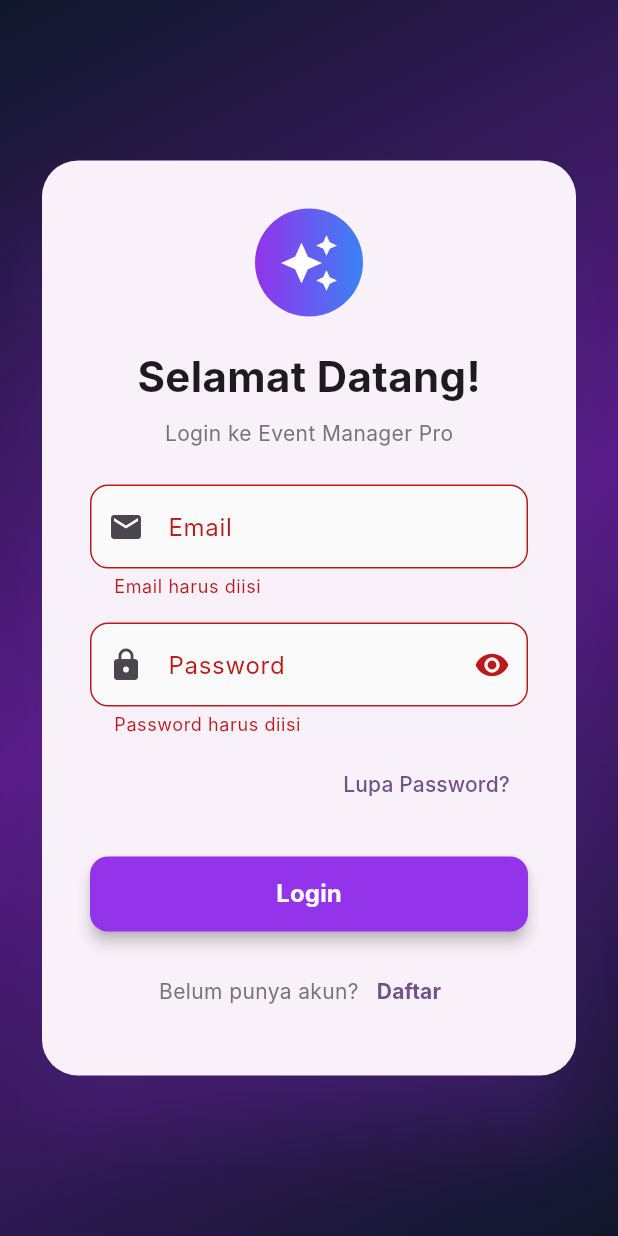
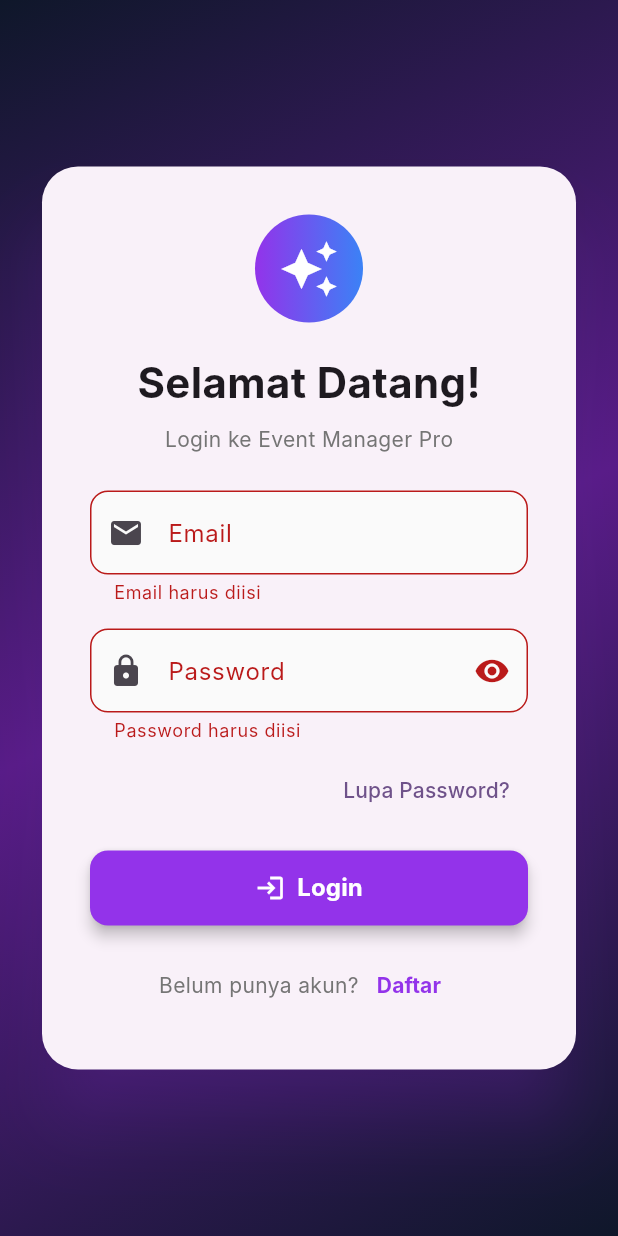
Before and after one commit to ammar12005/UAS_MOBILEPROGRAMING, a Flutter app: the screen it shows after launch, after a tap on "Login", on a phone screen of 412 x 824 dp. Run offline on Flutter 3.47's test engine with Material 3 defaults, Android fonts, the light colour scheme and no system bars; our stand-ins replace qr_flutter, shared_preferences, sqflite; missing offline and left inert: mobile_scanner; accounts and stored records are empty; Roboto replaces fonts that are missing (Inter).

Commit message:
update file

```diff
--- a/lib/main.dart
+++ b/lib/main.dart
@@ -1,5 +1,6 @@
 import 'package:flutter/material.dart';
 import 'package:flutter/foundation.dart';
+import 'package:sqflite/sqflite.dart';
 import 'models.dart';
 import 'storage_service.dart';
 import 'database/database_helper.dart';
@@ -9,7 +10,10 @@ import 'pages/dashboard_page.dart';
 void main() async {
   WidgetsFlutterBinding.ensureInitialized();
 
-  // Initialize SQLite Database
+  // IMPORTANT: Initialize sqflite first
+  await databaseFactory.setDatabasesPath(await getDatabasesPath());
+
+  // Initialize Database
   await _initializeDatabase();
 
   // Buat akun default jika belum ada
--- a/lib/pages/login_page.dart
+++ b/lib/pages/login_page.dart
@@ -1,6 +1,5 @@
 import 'package:flutter/material.dart';
-import 'package:flutter/foundation.dart'; // Tambahkan import ini
-import '../models.dart';
+import 'package:flutter/foundation.dart';
 import '../storage_service.dart';
 import 'dashboard_page.dart';
 import 'register_page.dart';
@@ -38,36 +37,35 @@ class _LoginPageState extends State<LoginPage> {
     });
 
     try {
-      final users = await StorageService.getUsers();
       final email = _emailController.text.trim().toLowerCase();
       final password = _passwordController.text.trim();
 
       // Debug: Print untuk melihat data (hanya di debug mode)
       if (kDebugMode) {
-        debugPrint('=== DEBUG LOGIN ===');
+        debugPrint('═══════════════════════════════════════');
+        debugPrint('DEBUG LOGIN');
+        debugPrint('═══════════════════════════════════════');
         debugPrint('Email input: $email');
         debugPrint('Password input: $password');
-        debugPrint('Total users: ${users.length}');
-
-        for (var u in users) {
-          debugPrint('User: ${u.email} | Password: ${u.password}');
-        }
       }
 
-      final user = users.cast<User?>().firstWhere(
-        (u) => u?.email.toLowerCase() == email && u?.password == password,
-        orElse: () => null,
-      );
+      // Login menggunakan SQLite via StorageService
+      final user = await StorageService.loginUser(email, password);
 
       if (kDebugMode) {
         debugPrint('User found: ${user != null}');
-        debugPrint('===================');
+        if (user != null) {
+          debugPrint('User ID: ${user.id}');
+          debugPrint('User Name: ${user.name}');
+          debugPrint('User Email: ${user.email}');
+        }
+        debugPrint('═══════════════════════════════════════\n');
       }
 
       if (!mounted) return;
 
       if (user != null) {
-        await StorageService.setSession(user);
+        // Session sudah di-set di StorageService.loginUser()
         if (!mounted) return;
 
         Navigator.pushReplacement(
@@ -80,7 +78,7 @@ class _LoginPageState extends State<LoginPage> {
     } catch (e) {
       if (!mounted) return;
       if (kDebugMode) {
-        debugPrint('Error login: $e');
+        debugPrint('❌ Error login: $e');
       }
       setState(() => _errorMessage = "Terjadi kesalahan: ${e.toString()}");
     } finally {
@@ -101,6 +99,7 @@ class _LoginPageState extends State<LoginPage> {
             colors: [Color(0xFF0F172A), Color(0xFF581C87), Color(0xFF0F172A)],
           ),
         ),
+        child: SafeArea(
           child: Center(
             child: SingleChildScrollView(
               padding: const EdgeInsets.all(24),
@@ -149,12 +148,15 @@ class _LoginPageState extends State<LoginPage> {
                             ),
                             child: Row(
                               children: [
-                              const Icon(Icons.error_outline, color: Colors.red),
+                                const Icon(Icons.error_outline, color: Colors.red, size: 20),
                                 const SizedBox(width: 8),
                                 Expanded(
                                   child: Text(
                                     _errorMessage!,
-                                  style: const TextStyle(color: Colors.red),
+                                    style: const TextStyle(
+                                      color: Colors.red,
+                                      fontSize: 13,
+                                    ),
                                   ),
                                 ),
                               ],
@@ -166,6 +168,7 @@ class _LoginPageState extends State<LoginPage> {
                         // Email Field
                         TextFormField(
                           controller: _emailController,
+                          enabled: !_isLoading,
                           decoration: InputDecoration(
                             labelText: "Email",
                             prefixIcon: const Icon(Icons.email),
@@ -174,9 +177,11 @@ class _LoginPageState extends State<LoginPage> {
                             fillColor: Colors.grey[50],
                           ),
                           keyboardType: TextInputType.emailAddress,
+                          textInputAction: TextInputAction.next,
                           validator: (v) {
                             if (v?.trim().isEmpty ?? true) return "Email harus diisi";
-                          if (!v!.contains('@')) return "Email tidak valid";
+                            final emailRegex = RegExp(r'^[\w-\.]+@([\w-]+\.)+[\w-]{2,4}$');
+                            if (!emailRegex.hasMatch(v!)) return "Email tidak valid";
                             return null;
                           },
                         ),
@@ -185,6 +190,7 @@ class _LoginPageState extends State<LoginPage> {
                         // Password Field
                         TextFormField(
                           controller: _passwordController,
+                          enabled: !_isLoading,
                           decoration: InputDecoration(
                             labelText: "Password",
                             prefixIcon: const Icon(Icons.lock),
@@ -197,9 +203,10 @@ class _LoginPageState extends State<LoginPage> {
                             fillColor: Colors.grey[50],
                           ),
                           obscureText: !_showPassword,
+                          textInputAction: TextInputAction.done,
+                          onFieldSubmitted: (_) => _submit(),
                           validator: (v) {
                             if (v?.trim().isEmpty ?? true) return "Password harus diisi";
-                          if (v!.length < 6) return "Password minimal 6 karakter";
                             return null;
                           },
                         ),
@@ -209,7 +216,9 @@ class _LoginPageState extends State<LoginPage> {
                         Align(
                           alignment: Alignment.centerRight,
                           child: TextButton(
-                          onPressed: () {
+                            onPressed: _isLoading
+                                ? null
+                                : () {
                                     Navigator.push(
                                       context,
                                       MaterialPageRoute(builder: (_) => const ForgotPasswordPage()),
@@ -218,7 +227,7 @@ class _LoginPageState extends State<LoginPage> {
                             child: const Text('Lupa Password?'),
                           ),
                         ),
-                      const SizedBox(height: 24),
+                        const SizedBox(height: 16),
 
                         // Login Button
                         SizedBox(
@@ -242,9 +251,16 @@ class _LoginPageState extends State<LoginPage> {
                                       strokeWidth: 2,
                                     ),
                                   )
-                              : const Text(
+                                : const Row(
+                                    mainAxisAlignment: MainAxisAlignment.center,
+                                    children: [
+                                      Icon(Icons.login, size: 20),
+                                      SizedBox(width: 8),
+                                      Text(
                                         "Login",
                                         style: TextStyle(fontSize: 16, fontWeight: FontWeight.bold),
+                                      ),
+                                    ],
                                   ),
                           ),
                         ),
@@ -259,7 +275,9 @@ class _LoginPageState extends State<LoginPage> {
                               style: TextStyle(color: Colors.grey[600]),
                             ),
                             TextButton(
-                            onPressed: () {
+                              onPressed: _isLoading
+                                  ? null
+                                  : () {
                                       Navigator.push(
                                         context,
                                         MaterialPageRoute(builder: (_) => const RegisterPage()),
@@ -267,12 +285,59 @@ class _LoginPageState extends State<LoginPage> {
                                     },
                               child: const Text(
                                 "Daftar",
-                              style: TextStyle(fontWeight: FontWeight.bold),
+                                style: TextStyle(
+                                  fontWeight: FontWeight.bold,
+                                  color: Color(0xFF9333EA),
+                                ),
                               ),
                             ),
                           ],
                         ),
+
+                        // Debug Info (hanya tampil di debug mode)
+                        if (kDebugMode) ...[
+                          const SizedBox(height: 16),
+                          Container(
+                            padding: const EdgeInsets.all(12),
+                            decoration: BoxDecoration(
+                              color: Colors.blue[50],
+                              borderRadius: BorderRadius.circular(12),
+                              border: Border.all(color: Colors.blue[200]!),
+                            ),
+                            child: Column(
+                              crossAxisAlignment: CrossAxisAlignment.start,
+                              children: [
+                                Row(
+                                  children: [
+                                    Icon(Icons.info_outline, size: 16, color: Colors.blue[700]),
+                                    const SizedBox(width: 8),
+                                    Text(
+                                      'Akun Test:',
+                                      style: TextStyle(
+                                        fontWeight: FontWeight.bold,
+                                        color: Colors.blue[700],
+                                        fontSize: 12,
+                                      ),
+                                    ),
                                   ],
+                                ),
+                                const SizedBox(height: 8),
+                                Text(
+                                  '1. admin@gmail.com / 123456\n'
+                                  '2. user@gmail.com / user123\n'
+                                  '3. ammar@gmail.com / ammar123',
+                                  style: TextStyle(
+                                    fontSize: 11,
+                                    color: Colors.blue[900],
+                                    fontFamily: 'monospace',
+                                  ),
+                                ),
+                              ],
+                            ),
+                          ),
+                        ],
+                      ],
+                    ),
                   ),
                 ),
               ),
```
Also changed, not shown: lib/edit_event_page.dart (deleted, +0 -518 lines). Lines whose indentation alone changed are shown as unchanged.
